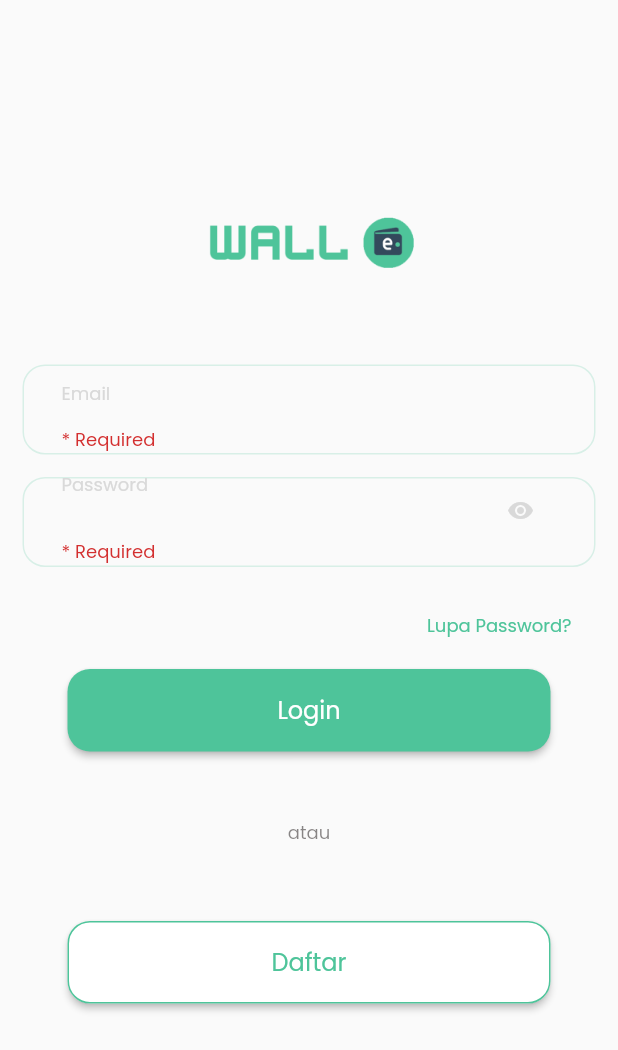
After one commit to GTRANS/walle-mobile, a Flutter app: the LoginScreen screen opened by its route, after a tap on "Login", on a phone screen of 412 x 824 dp. The commit adds this screen. Shown: the top 1050 px of the screen. Run offline on Flutter 3.47's test engine with Material 2 defaults, Android fonts, the phone set to English and light mode, and no system bars; drawn by our look-alikes of auto_size_text; our stand-ins replace shared_preferences; accounts and stored records are empty.

Commit message:
feat: add login screen

```diff
--- a/lib/constants/color_constants.dart
+++ b/lib/constants/color_constants.dart
@@ -4,5 +4,6 @@ class CustomColors {
   static const main = Color.fromRGBO(78, 196, 154, 1);
   static const grey = Color.fromRGBO(217, 217, 217, 1);
   static const black = Color.fromRGBO(58, 53, 53, 1);
+  static const white = Color.fromRGBO(255, 255, 255, 1);
   static const transparent = Colors.transparent;
 }
--- a/lib/main.dart
+++ b/lib/main.dart
@@ -1,3 +1,7 @@
+import 'package:capstone/screens/auth/forgot_password_screen.dart';
+import 'package:capstone/screens/auth/login_screen.dart';
+import 'package:capstone/screens/auth/register_screen.dart';
+import 'package:capstone/screens/auth/verification_screen.dart';
 import 'package:capstone/screens/onboarding_screen.dart';
 import 'package:capstone/screens/splash_screen.dart';
 import 'package:flutter/material.dart';
@@ -25,6 +29,10 @@ Future<void> main() async {
     routes: {
       '/': (_) => const SplashScreen(),
       '/onboarding': (_) => const OnboardingScreen(),
+      '/login': (_) => const LoginScreen(),
+      '/register': (_) => const RegisterScreen(),
+      '/forgot-password': (_) => const ForgotPasswordScreen(),
+      '/verification': (_) => const VerificationScreen(),
     },
   ));
 }
--- /dev/null
+++ b/lib/screens/auth/login_screen.dart
@@ -0,0 +1,256 @@
+import 'package:auto_size_text/auto_size_text.dart';
+import 'package:capstone/constants/color_constants.dart';
+import 'package:flutter/material.dart';
+import 'package:shared_preferences/shared_preferences.dart';
+
+class LoginScreen extends StatelessWidget {
+  const LoginScreen({Key? key}) : super(key: key);
+
+  @override
+  Widget build(BuildContext context) {
+    return Scaffold(
+      body: Column(
+        mainAxisAlignment: MainAxisAlignment.center,
+        crossAxisAlignment: CrossAxisAlignment.center,
+        children: [
+          Center(
+            child: Image.asset(
+              'assets/splash.png',
+              width: 162.0,
+              height: 43.0,
+            ),
+          ),
+          LoginForm(),
+        ],
+      ),
+    );
+  }
+}
+
+class LoginForm extends StatefulWidget {
+  const LoginForm({Key? key}) : super(key: key);
+
+  @override
+  State<LoginForm> createState() => _LoginFormState();
+}
+
+class _LoginFormState extends State<LoginForm> {
+  bool _passwordVisible = true;
+
+  TextEditingController emailController = TextEditingController();
+  TextEditingController passwordController = TextEditingController();
+
+  final _formKey = GlobalKey<FormState>();
+
+  @override
+  Widget build(BuildContext context) {
+    // final viewModel = LoginViewModel();
+
+    return Form(
+      key: _formKey,
+      child: Column(
+        mainAxisAlignment: MainAxisAlignment.end,
+        children: [
+          Padding(
+            padding: const EdgeInsets.all(15.0),
+            child: SingleChildScrollView(
+              child: Column(
+                mainAxisAlignment: MainAxisAlignment.spaceAround,
+                crossAxisAlignment: CrossAxisAlignment.stretch,
+                children: [
+                  const SizedBox(height: 45),
+                  Container(
+                    height: 60,
+                    margin: const EdgeInsets.only(bottom: 15),
+                    decoration: BoxDecoration(
+                      borderRadius: BorderRadius.circular(15),
+                      border: Border.all(
+                        color: CustomColors.main.withOpacity(0.2),
+                      ),
+                    ),
+                    child: Padding(
+                      padding: const EdgeInsets.only(
+                          left: 25.0, top: 10.0, right: 25.0),
+                      child: TextFormField(
+                        validator: (value) {
+                          if (value == null || value.isEmpty) {
+                            return '* Required';
+                          }
+                          return null;
+                        },
+                        controller: emailController,
+                        keyboardType: TextInputType.emailAddress,
+                        decoration: const InputDecoration(
+                          hintText: 'Email',
+                          hintStyle: TextStyle(
+                            color: CustomColors.grey,
+                            fontSize: 12.0,
+                          ),
+                          isDense: true,
+                          border: InputBorder.none,
+                        ),
+                      ),
+                    ),
+                  ),
+                  Container(
+                    height: 60,
+                    margin: const EdgeInsets.only(bottom: 15),
+                    decoration: BoxDecoration(
+                      borderRadius: BorderRadius.circular(15),
+                      border: Border.all(
+                        color: CustomColors.main.withOpacity(0.2),
+                      ),
+                    ),
+                    child: Padding(
+                      padding: const EdgeInsets.only(
+                          left: 25.0, top: 10.0, right: 25.0),
+                      child: TextFormField(
+                        validator: (value) {
+                          if (value == null || value.isEmpty) {
+                            return '* Required';
+                          }
+                          return null;
+                        },
+                        controller: passwordController,
+                        keyboardType: TextInputType.visiblePassword,
+                        decoration: InputDecoration(
+                          hintText: 'Password',
+                          hintStyle: const TextStyle(
+                            color: CustomColors.grey,
+                            fontSize: 12.0,
+                          ),
+                          isDense: true,
+                          border: InputBorder.none,
+                          suffixIcon: IconButton(
+                            icon: Icon(
+                              _passwordVisible
+                                  ? Icons.visibility
+                                  : Icons.visibility_off,
+                              color: CustomColors.grey,
+                            ),
+                            onPressed: () {
+                              setState(() {
+                                _passwordVisible = !_passwordVisible;
+                              });
+                            },
+                          ),
+                        ),
+                        obscureText: _passwordVisible,
+                      ),
+                    ),
+                  ),
+                  Row(
+                    mainAxisAlignment: MainAxisAlignment.end,
+                    children: <Widget>[
+                      OutlinedButton(
+                        onPressed: () {
+                          Navigator.of(context).pushNamed('/forgot-password');
+                        },
+                        style: OutlinedButton.styleFrom(
+                          side: const BorderSide(
+                            color: CustomColors.transparent,
+                          ),
+                        ),
+                        child: const AutoSizeText(
+                          'Lupa Password?',
+                          style: TextStyle(
+                              color: CustomColors.main, fontSize: 12.0),
+                        ),
+                      ),
+                    ],
+                  ),
+                  Container(
+                    height: 60,
+                    padding: const EdgeInsets.only(top: 5, left: 30, right: 30),
+                    child: ElevatedButton(
+                      style: ButtonStyle(
+                        backgroundColor:
+                            MaterialStateProperty.all(CustomColors.main),
+                        shape:
+                            MaterialStateProperty.all<RoundedRectangleBorder>(
+                          RoundedRectangleBorder(
+                            borderRadius: BorderRadius.circular(15),
+                          ),
+                        ),
+                      ),
+                      onPressed: () async {
+                        if (_formKey.currentState!.validate()) {
+                          // Response res = await viewModel.login(
+                          //     email: emailController.text,
+                          //     password: passwordController.text);
+
+                          // var code = res.statusCode;
+
+                          // if (code == 200) {
+                          //   SharedPreferences prefs =
+                          //       await SharedPreferences.getInstance();
+
+                          //   prefs.setString('token', res.data['token']);
+
+                          //   Navigator.of(context).pushNamedAndRemoveUntil(
+                          //       '/main', (route) => false);
+                          // } else if (code == 401) {
+                          //   ScaffoldMessenger.of(context)
+                          //       .showSnackBar(SnackBar(
+                          //     content: const Text('Invalid Credential'),
+                          //     backgroundColor: Colors.red.shade300,
+                          //   ));
+                          // }
+                        }
+                      },
+                      child: const AutoSizeText(
+                        'Login',
+                        style: TextStyle(
+                          fontSize: 16,
+                          color: CustomColors.white,
+                        ),
+                      ),
+                    ),
+                  ),
+                  const SizedBox(height: 45),
+                  Center(
+                    child: AutoSizeText(
+                      'atau',
+                      style: TextStyle(
+                        fontSize: 12,
+                        color: CustomColors.black.withOpacity(0.6),
+                      ),
+                    ),
+                  ),
+                  const SizedBox(height: 45),
+                  Container(
+                    height: 60,
+                    padding: const EdgeInsets.only(top: 5, left: 30, right: 30),
+                    child: ElevatedButton(
+                      style: ButtonStyle(
+                        backgroundColor:
+                            MaterialStateProperty.all(CustomColors.white),
+                        shape:
+                            MaterialStateProperty.all<RoundedRectangleBorder>(
+                          RoundedRectangleBorder(
+                            borderRadius: BorderRadius.circular(15),
+                            side: const BorderSide(
+                              color: CustomColors.main,
+                            ),
+                          ),
+                        ),
+                      ),
+                      onPressed: () {},
+                      child: const AutoSizeText(
+                        'Daftar',
+                        style: TextStyle(
+                          fontSize: 16,
+                          color: CustomColors.main,
+                        ),
+                      ),
+                    ),
+                  ),
+                ],
+              ),
+            ),
+          ),
+        ],
+      ),
+    );
+  }
+}
--- a/lib/screens/onboarding_screen.dart
+++ b/lib/screens/onboarding_screen.dart
@@ -151,7 +151,7 @@ class _OnboardingScreenState extends State<OnboardingScreen> {
           <Widget>[
             OutlinedButton(
               onPressed: () {
-                if (currentPage == 3.0) {
+                if (currentPage == 2.0) {
                   Navigator.of(context).pushNamed('/login');
                 } else {
                   _pageViewController.jumpToPage((currentPage + 1).toInt());
```
